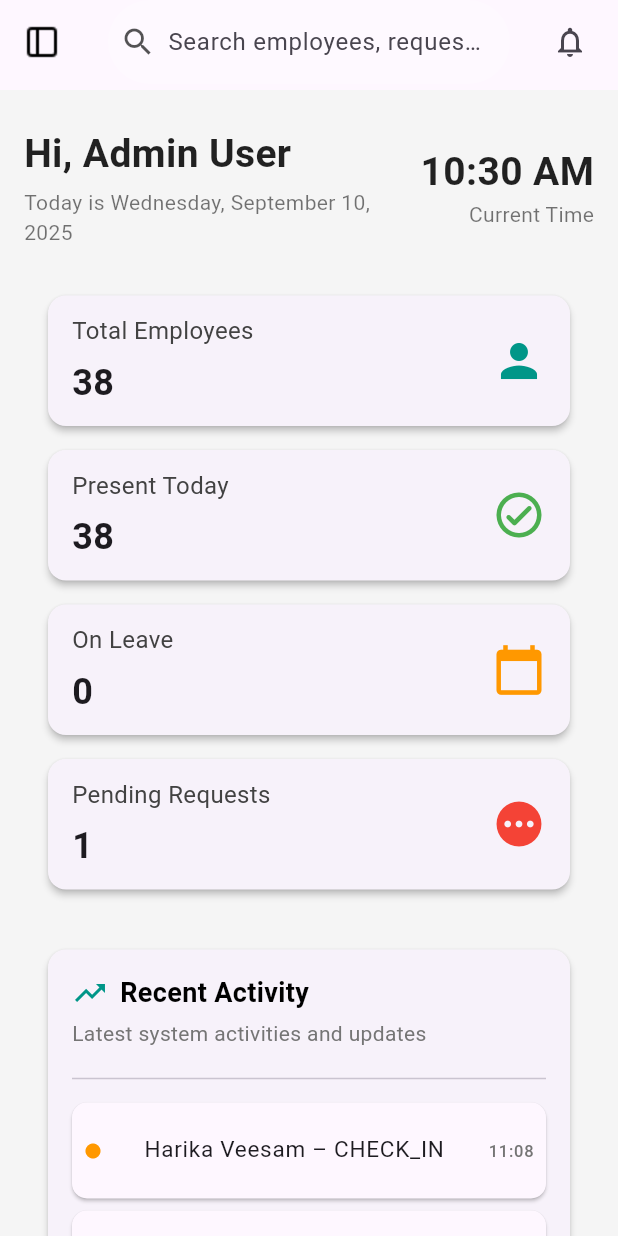
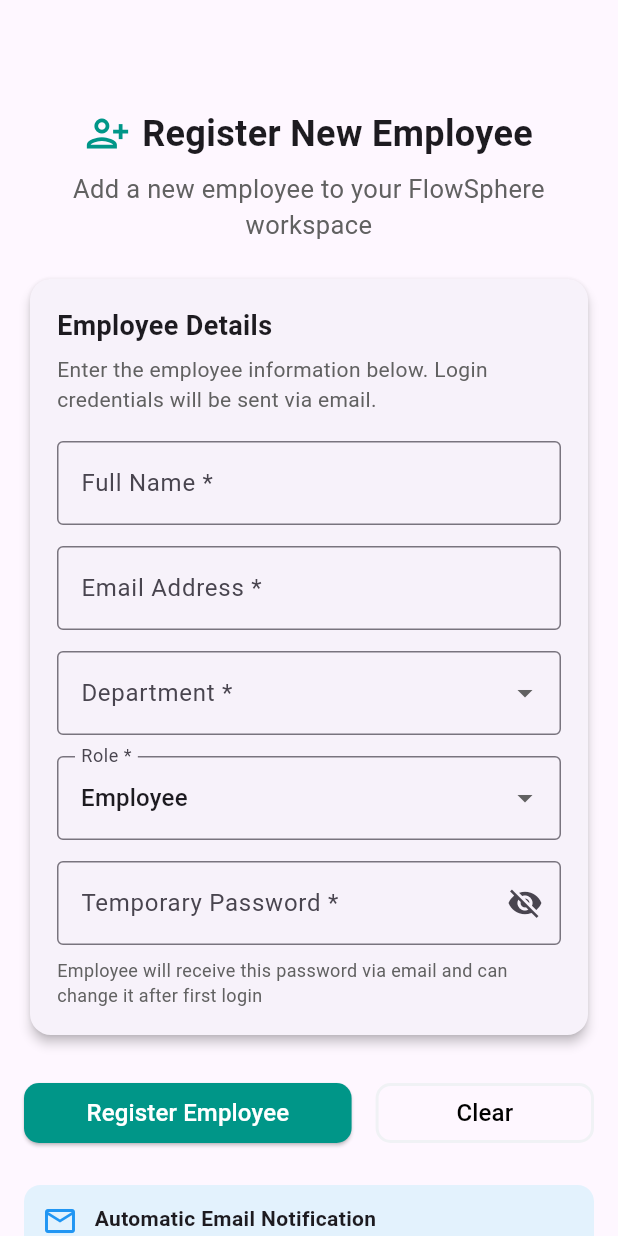
Before and after one commit to vishnu0220/Sria, a Flutter app: the screen it shows after launch, on a phone screen of 412 x 824 dp. Run offline on Flutter 3.47's test engine with Material 3 defaults, Android fonts, the phone set to English and light mode, and no system bars.

Commit message:
completed register_employee screen for admin user

```diff
--- a/lib/main.dart
+++ b/lib/main.dart
@@ -1,4 +1,5 @@
 import 'package:flow_sphere/screens/adminScreens/admin_dashboard.dart';
+import 'package:flow_sphere/screens/adminScreens/register_employee.dart';
 import 'package:flow_sphere/screens/authScreens/login_screen.dart';
 import 'package:flow_sphere/screens/authScreens/password_reset_page.dart';
 import 'package:flow_sphere/screens/userScreens/calender_screen.dart';
@@ -30,7 +31,7 @@ class MyApp extends StatelessWidget {
       //   '/profile': (context) => const ProfileScreen(),
       //   '/resetPassword': (context) => const PasswordResetPage(),
       // },
-      home: AdminDashboardScreen(),
+      home: RegisterEmployeeScreen(),
       debugShowCheckedModeBanner: false,
     );
   }
--- /dev/null
+++ b/lib/screens/adminScreens/register_employee.dart
@@ -0,0 +1,81 @@
+import 'package:flow_sphere/screens/adminScreens/widgets/employee_form.dart';
+import 'package:flow_sphere/screens/adminScreens/widgets/headersection.dart';
+import 'package:flow_sphere/screens/adminScreens/widgets/notification_banner.dart';
+import 'package:flow_sphere/screens/adminScreens/widgets/registerclear_button.dart';
+import 'package:flutter/material.dart';
+
+class RegisterEmployeeScreen extends StatefulWidget {
+  const RegisterEmployeeScreen({super.key});
+  @override
+  State<RegisterEmployeeScreen> createState() => _RegisterEmployeeScreenState();
+}
+
+class _RegisterEmployeeScreenState extends State<RegisterEmployeeScreen> {
+  final _formKey = GlobalKey<FormState>();
+  final TextEditingController fullNameController = TextEditingController();
+  final TextEditingController emailController = TextEditingController();
+  final TextEditingController passwordController = TextEditingController();
+  String? department;
+  String? role = 'Employee';
+
+  @override
+  void dispose() {
+    fullNameController.dispose();
+    emailController.dispose();
+    passwordController.dispose();
+    super.dispose();
+  }
+
+  void clearForm() {
+    _formKey.currentState?.reset();
+    fullNameController.clear();
+    emailController.clear();
+    passwordController.clear();
+    setState(() {
+      department = null;
+      role = null;
+    });
+  }
+
+  void registerEmployee() {
+    if (_formKey.currentState?.validate() ?? false) {
+      ScaffoldMessenger.of(context).showSnackBar(
+        SnackBar(content: Text('Employee registered successfully')),
+      );
+    }
+  }
+
+  @override
+  Widget build(BuildContext context) {
+    return Scaffold(
+      appBar: AppBar(),
+      body: SingleChildScrollView(
+        padding: EdgeInsets.all(16),
+        child: Column(
+          children: [
+            HeaderSection(),
+            SizedBox(height: 20),
+            EmployeeForm(
+              formKey: _formKey,
+              fullNameController: fullNameController,
+              emailController: emailController,
+              passwordController: passwordController,
+              department: department,
+              role: role,
+              onDepartmentChanged: (val) => setState(() => department = val),
+              onRoleChanged: (val) => setState(() => role = val),
+            ),
+
+            SizedBox(height: 24),
+            RegisterClearButtons(
+              onClear: clearForm,
+              onRegister: registerEmployee,
+            ),
+            SizedBox(height: 24),
+            NotificationBanner(),
+          ],
+        ),
+      ),
+    );
+  }
+}
--- /dev/null
+++ b/lib/screens/adminScreens/widgets/employee_form.dart
@@ -0,0 +1,120 @@
+import 'package:flutter/material.dart';
+import 'password_field.dart'; // Make sure this file exists in the correct path
+
+class EmployeeForm extends StatelessWidget {
+  final GlobalKey<FormState> formKey;
+  final TextEditingController fullNameController;
+  final TextEditingController emailController;
+  final TextEditingController passwordController;
+  final String? department;
+  final String? role;
+  final ValueChanged<String?> onDepartmentChanged;
+  final ValueChanged<String?> onRoleChanged;
+
+  const EmployeeForm({
+    super.key,
+    required this.formKey,
+    required this.fullNameController,
+    required this.emailController,
+    required this.passwordController,
+    required this.department,
+    required this.role,
+    required this.onDepartmentChanged,
+    required this.onRoleChanged,
+  });
+
+  @override
+  Widget build(BuildContext context) {
+    return Card(
+      elevation: 3,
+      shape: RoundedRectangleBorder(borderRadius: BorderRadius.circular(14)),
+      child: Padding(
+        padding: const EdgeInsets.all(18),
+        child: Form(
+          key: formKey,
+          child: Column(
+            crossAxisAlignment: CrossAxisAlignment.stretch,
+            children: [
+              Text(
+                "Employee Details",
+                style: TextStyle(fontSize: 18, fontWeight: FontWeight.bold),
+              ),
+              SizedBox(height: 6),
+              Text(
+                "Enter the employee information below. Login credentials will be sent via email.",
+                style: TextStyle(color: Colors.grey[700], fontSize: 14),
+              ),
+              SizedBox(height: 18),
+              // Full Name Field
+              TextFormField(
+                controller: fullNameController,
+                decoration: InputDecoration(
+                  labelText: "Full Name *",
+                  hintText: "Enter employee's full name",
+                  border: OutlineInputBorder(),
+                ),
+                validator: (value) => (value == null || value.isEmpty)
+                    ? "Full name required"
+                    : null,
+              ),
+              SizedBox(height: 14),
+              // Email Field
+              TextFormField(
+                controller: emailController,
+                decoration: InputDecoration(
+                  labelText: "Email Address *",
+                  hintText: "employee@company.com",
+                  border: OutlineInputBorder(),
+                ),
+                keyboardType: TextInputType.emailAddress,
+                validator: (value) => (value == null || value.isEmpty)
+                    ? "Email is required"
+                    : null,
+              ),
+              SizedBox(height: 14),
+              // Department Dropdown
+              DropdownButtonFormField<String>(
+                decoration: InputDecoration(
+                  labelText: "Department *",
+                  border: OutlineInputBorder(),
+                ),
+                initialValue: department,
+                items: ['Development', 'SAP', 'Data Analytics']
+                    .map(
+                      (dept) =>
+                          DropdownMenuItem(value: dept, child: Text(dept)),
+                    )
+                    .toList(),
+                onChanged: onDepartmentChanged,
+                validator: (value) =>
+                    value == null ? "Select department" : null,
+              ),
+              SizedBox(height: 14),
+              // Role Dropdown
+              DropdownButtonFormField<String>(
+                decoration: InputDecoration(
+                  labelText: "Role *",
+                  border: OutlineInputBorder(),
+                ),
+                initialValue: role,
+                items: ['Employee', 'Admin']
+                    .map((r) => DropdownMenuItem(value: r, child: Text(r)))
+                    .toList(),
+                onChanged: onRoleChanged,
+                validator: (value) => value == null ? "Select role" : null,
+              ),
+              SizedBox(height: 14),
+              // Password Field
+              PasswordField(controller: passwordController),
+              SizedBox(height: 8),
+              Text(
+                "Employee will receive this password via email and can change it after first login",
+                style: TextStyle(color: Colors.grey[700], fontSize: 12),
+              ),
+            ],
+          ),
+        ),
+      ),
+    );
+  }
+}
--- /dev/null
+++ b/lib/screens/adminScreens/widgets/headersection.dart
@@ -0,0 +1,25 @@
+import 'package:flutter/material.dart';
+
+class HeaderSection extends StatelessWidget {
+  const HeaderSection({super.key});
+
+  @override Widget build(BuildContext context) => Column(
+    children: [
+      Center(
+        child: Row(
+          mainAxisSize: MainAxisSize.min,
+          children: [
+            Icon(Icons.person_add_alt, color: Colors.teal, size: 30),
+            SizedBox(width: 8),
+            Text('Register New Employee',
+                style: TextStyle(fontSize: 24, fontWeight: FontWeight.bold)),
+          ],
+        ),
+      ),
+      SizedBox(height: 8),
+      Text('Add a new employee to your FlowSphere workspace',
+          textAlign: TextAlign.center,
+          style: TextStyle(fontSize: 17, color: Colors.grey[700])),
+    ],
+  );
+}
--- /dev/null
+++ b/lib/screens/adminScreens/widgets/notification_banner.dart
@@ -0,0 +1,27 @@
+import 'package:flutter/material.dart';
+
+class NotificationBanner extends StatelessWidget {
+  const NotificationBanner({super.key});
+
+  @override Widget build(BuildContext context) => Container(
+    decoration: BoxDecoration(color: Colors.blue[50], borderRadius: BorderRadius.circular(11)),
+    padding: EdgeInsets.all(12),
+    child: Row(
+      crossAxisAlignment: CrossAxisAlignment.start,
+      children: [
+        Icon(Icons.mail_outline, color: Colors.blue),
+        SizedBox(width: 11),
+        Expanded(
+          child: Column(crossAxisAlignment: CrossAxisAlignment.start, children: [
+            Text('Automatic Email Notification',
+                style: TextStyle(fontWeight: FontWeight.bold)),
+            Text(
+              'Upon successful registration, the new employee will receive an email with their login credentials and instructions to access their FlowSphere account.',
+              style: TextStyle(fontSize: 13),
+            ),
+          ]),
+        ),
+      ],
+    ),
+  );
+}
--- /dev/null
+++ b/lib/screens/adminScreens/widgets/password_field.dart
@@ -0,0 +1,46 @@
+import 'package:flutter/material.dart';
+
+class PasswordField extends StatefulWidget {
+  final TextEditingController controller;
+
+  const PasswordField({super.key, required this.controller});
+
+  @override
+  State<PasswordField> createState() => _PasswordFieldState();
+}
+
+class _PasswordFieldState extends State<PasswordField> {
+  // Initial password visibility is hidden (obscured)
+  bool _passwordVisible = false;
+
+  @override
+  void initState() {
+    super.initState();
+    _passwordVisible = false; // Password starts hidden
+  }
+
+  @override
+  Widget build(BuildContext context) {
+    return TextFormField(
+      controller: widget.controller,
+      obscureText: !_passwordVisible,
+      decoration: InputDecoration(
+        labelText: "Temporary Password *",
+        hintText: "Enter temporary password",
+        border: OutlineInputBorder(),
+        suffixIcon: IconButton(
+          icon: Icon(
+            _passwordVisible ? Icons.visibility : Icons.visibility_off,
+          ),
+          onPressed: () {
+            setState(() {
+              _passwordVisible = !_passwordVisible;
+            });
+          },
+        ),
+      ),
+      validator: (value) =>
+          (value == null || value.isEmpty) ? "Password required" : null,
+    );
+  }
+}
--- /dev/null
+++ b/lib/screens/adminScreens/widgets/registerclear_button.dart
@@ -0,0 +1,37 @@
+import 'package:flutter/material.dart';
+
+class RegisterClearButtons extends StatelessWidget {
+  final VoidCallback onClear;
+  final VoidCallback onRegister;
+
+  const RegisterClearButtons({super.key, required this.onClear, required this.onRegister});
+
+  @override Widget build(BuildContext context) => Row(
+    children: [
+      Expanded(
+        flex: 3,
+        child: ElevatedButton(
+          onPressed: onRegister,
+          style: ElevatedButton.styleFrom(
+            backgroundColor: Color(0xFF009688),
+            foregroundColor: Colors.white,
+            shape: RoundedRectangleBorder(borderRadius: BorderRadius.circular(10)),
+          ),
+          child: Text('Register Employee', style: TextStyle(fontSize: 16, fontWeight: FontWeight.w500)),
+        ),
+      ),
+      SizedBox(width: 16),
+      Expanded(
+        flex: 2,
+        child: OutlinedButton(
+          onPressed: onClear,
+          style: OutlinedButton.styleFrom(
+            side: BorderSide(color: Color(0xFFF0F2F5), width: 2),
+            shape: RoundedRectangleBorder(borderRadius: BorderRadius.circular(10)),
+          ),
+          child: Text('Clear', style: TextStyle(fontSize: 16, fontWeight: FontWeight.w500,color: Colors.black)),
+        ),
+      ),
+    ],
+  );
+}
```
